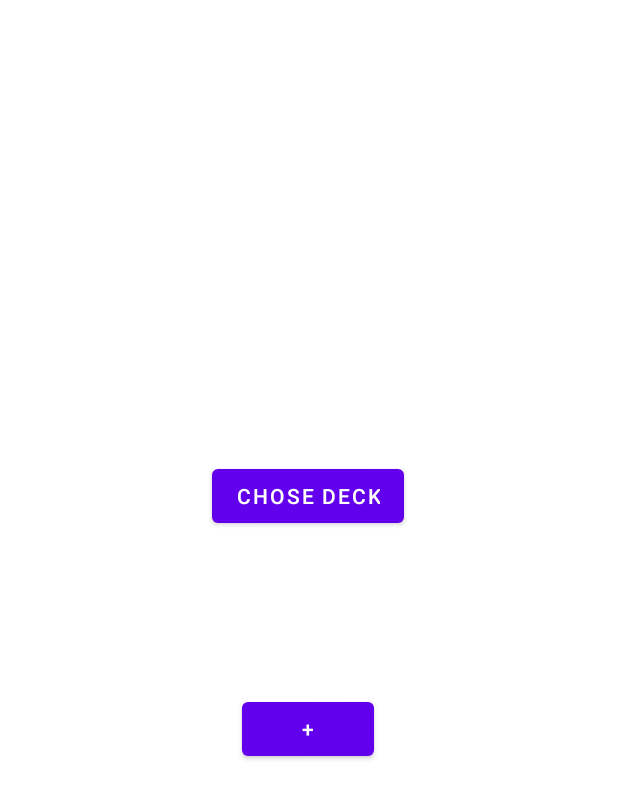
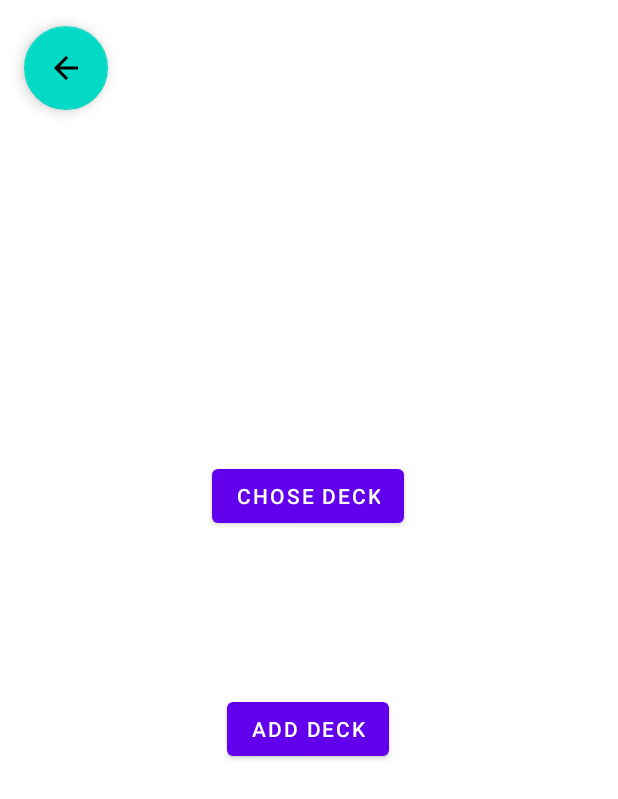
Before and after one commit to P-Seminar-LFG-2020-22/gruppe-a-vocab-crush, an Android app: the layout activity_homescreen.xml on its own in the app's theme, with its tools: preview values and no code run, on a phone screen of 412 x 824 dp. Shown: the top 799 px of the screen. Run offline under Robolectric (Android 15) with nearby library versions, the phone set to English and light mode, and no system bars.

Commit message:
zurück- Buttons eingefügt

```diff
--- a/app/src/main/java/com/example/vocabcrush/Add.java
+++ b/app/src/main/java/com/example/vocabcrush/Add.java
@@ -2,6 +2,7 @@ package com.example.vocabcrush;
 
 import android.content.Intent;
 import android.os.Bundle;
+import android.view.View;
 import android.widget.TextView;
 
 import androidx.appcompat.app.AppCompatActivity;
@@ -19,4 +20,9 @@ public class Add extends AppCompatActivity {
 
         hinzufügen = (TextView) findViewById(R.id.hinzufügen);
     }
+
+    public void click_backToHomeScreenFromAdd(View view){
+        Intent home = new Intent(this, HomeScreen.class);
+        startActivity(home);
+    }
 }
--- a/app/src/main/java/com/example/vocabcrush/Chose_Deck.java
+++ b/app/src/main/java/com/example/vocabcrush/Chose_Deck.java
@@ -2,6 +2,7 @@ package com.example.vocabcrush;
 
 import android.content.Intent;
 import android.os.Bundle;
+import android.view.View;
 import android.widget.TextView;
 
 import androidx.appcompat.app.AppCompatActivity;
@@ -20,4 +21,9 @@ public class Chose_Deck extends AppCompatActivity {
 
         auswählen = (TextView) findViewById(R.id.auswählen);
     }
+
+    public void click_backToHomeScreenFromChoseDeck(View view){
+        Intent home = new Intent(this, HomeScreen.class);
+        startActivity(home);
+    }
 }
--- a/app/src/main/java/com/example/vocabcrush/HomeScreen.java
+++ b/app/src/main/java/com/example/vocabcrush/HomeScreen.java
@@ -32,5 +32,10 @@ public class HomeScreen extends AppCompatActivity {
         startActivity(chose_deck);
     }
 
+    public void click_backToFirstScreen(View view){
+        Intent firstScreen = new Intent(this, MainActivity.class);
+        startActivity(firstScreen);
+    }
+
 
 }
--- a/app/src/main/res/layout/activity_homescreen.xml
+++ b/app/src/main/res/layout/activity_homescreen.xml
@@ -1,8 +1,8 @@
 <?xml version="1.0" encoding="utf-8"?>
-<androidx.constraintlayout.widget.ConstraintLayout
-    xmlns:android="http://schemas.android.com/apk/res/android"
+<androidx.constraintlayout.widget.ConstraintLayout xmlns:android="http://schemas.android.com/apk/res/android"
     xmlns:app="http://schemas.android.com/apk/res-auto"
     xmlns:tools="http://schemas.android.com/tools"
+    android:id="@+id/backToFirstScreen"
     android:layout_width="match_parent"
     android:layout_height="match_parent">
 
@@ -11,7 +11,7 @@
         android:layout_width="wrap_content"
         android:layout_height="wrap_content"
         android:onClick="click_add"
-        android:text="+"
+        android:text="Add Deck"
         app:layout_constraintBottom_toBottomOf="parent"
         app:layout_constraintEnd_toEndOf="parent"
         app:layout_constraintHorizontal_bias="0.498"
@@ -31,4 +31,20 @@
         app:layout_constraintStart_toStartOf="parent"
         app:layout_constraintTop_toTopOf="parent"
         app:layout_constraintVertical_bias="0.741" />
+
+    <com.google.android.material.floatingactionbutton.FloatingActionButton
+        android:id="@+id/backToFirstScreen"
+        android:layout_width="wrap_content"
+        android:layout_height="wrap_content"
+        android:clickable="true"
+        android:focusable="true"
+        android:onClick="click_backToFirstScreen"
+        app:layout_constraintBottom_toBottomOf="parent"
+        app:layout_constraintEnd_toEndOf="parent"
+        app:layout_constraintHorizontal_bias="0.045"
+        app:layout_constraintStart_toStartOf="parent"
+        app:layout_constraintTop_toTopOf="parent"
+        app:layout_constraintVertical_bias="0.023"
+        app:srcCompat="@drawable/abc_vector_test"
+        tools:ignore="DuplicateIds" />
 </androidx.constraintlayout.widget.ConstraintLayout>
```
Also changed, not shown: app/src/main/res/layout/activity_display_add.xml (+18 -2 lines), app/src/main/res/layout/activity_display_chose_deck.xml (+18 -2 lines).
